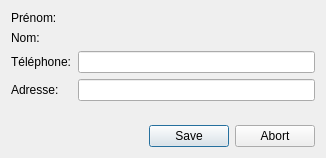
Before: the Qt Designer form InfoDynamiqueQt/Vues/vuegestionclient.ui in AlexandreGirardin/ProjetAnalyse, drawn with Qt 5.
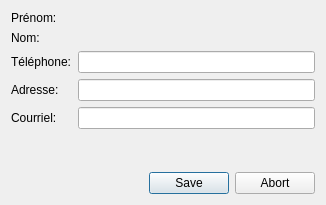
After: the same form once the commit is applied.

Commit message: Ajout du courriel des clients

The edit to the form file:
```diff
--- a/InfoDynamiqueQt/Vues/vuegestionclient.ui
+++ b/InfoDynamiqueQt/Vues/vuegestionclient.ui
@@ -7,7 +7,7 @@
     <x>0</x>
     <y>0</y>
     <width>326</width>
-    <height>158</height>
+    <height>205</height>
    </rect>
   </property>
   <property name="windowTitle">
@@ -54,6 +54,16 @@
      <item row="3" column="1">
       <widget class="QLineEdit" name="champAdresse"/>
      </item>
+     <item row="4" column="0">
+      <widget class="QLabel" name="etiquetteCourriel">
+       <property name="text">
+        <string>Courriel:</string>
+       </property>
+      </widget>
+     </item>
+     <item row="4" column="1">
+      <widget class="QLineEdit" name="champCourriel"/>
+     </item>
     </layout>
    </item>
    <item>
```
The commit also changes 10 other files.
